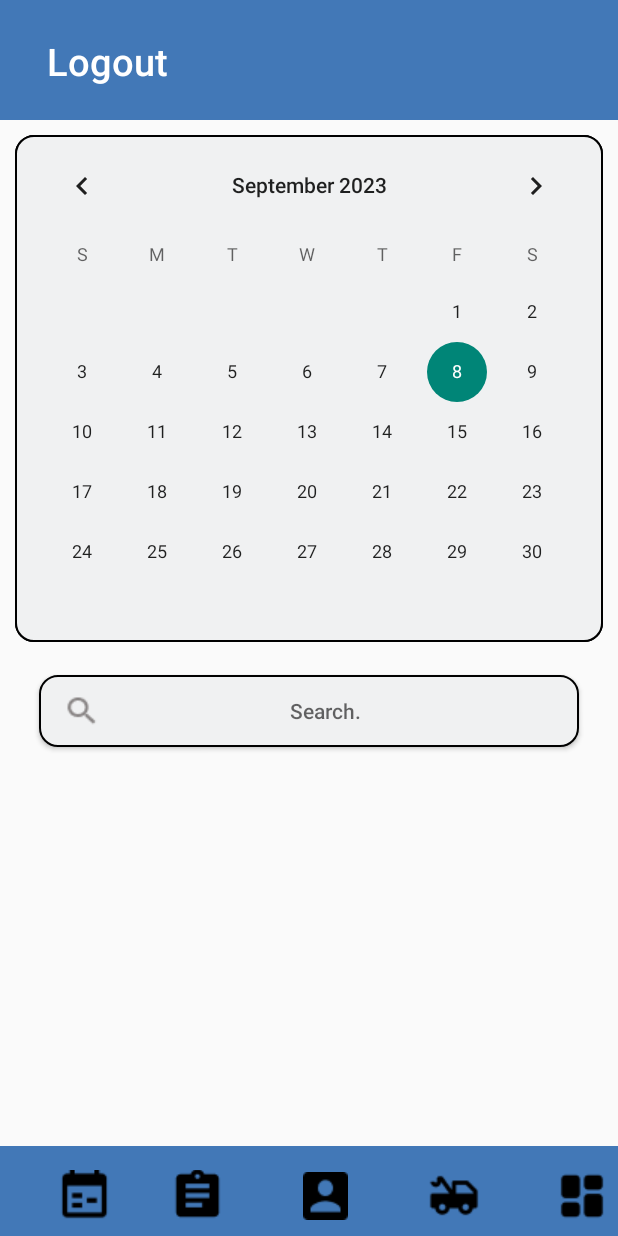
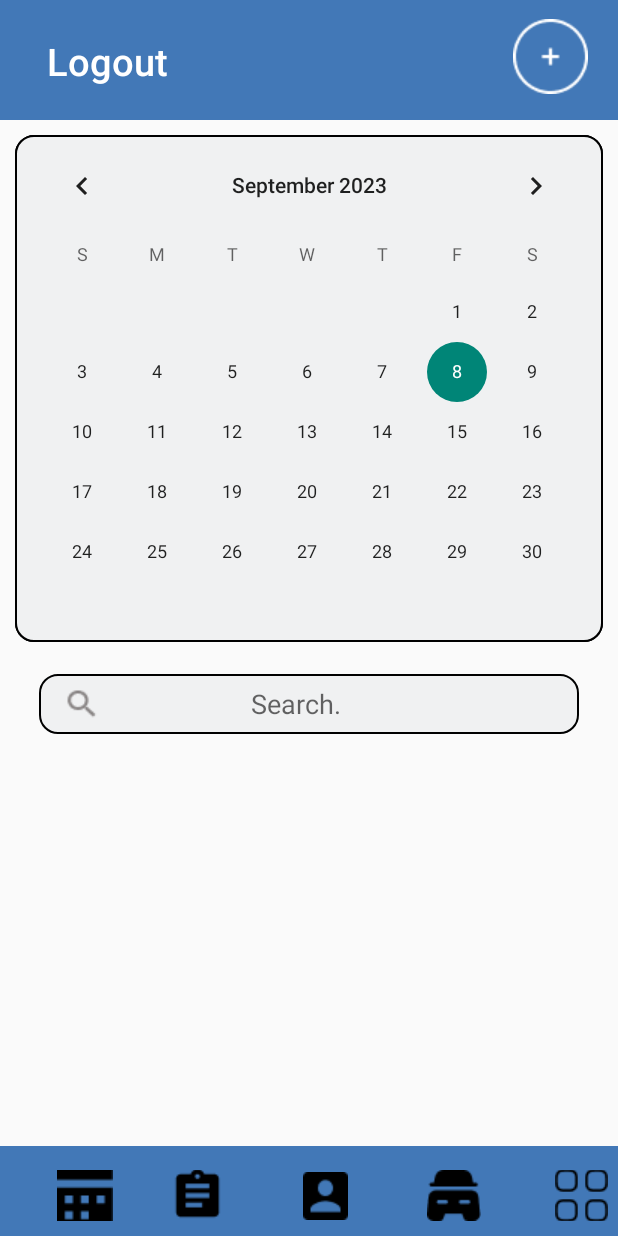
Before and after one commit to Nav1996/vemas_application, an Android app: the calender screen opened directly, with no data from a screen before it, on a phone screen of 412 x 824 dp. Run offline under Robolectric (Android 15) with nearby library versions, the phone set to English and light mode, and no system bars.

Commit message:
added white icons to drawable

```diff
--- a/app/src/main/res/layout/activity_calender.xml
+++ b/app/src/main/res/layout/activity_calender.xml
@@ -33,22 +33,23 @@
 
 
 
-    <Button
+    <EditText
         android:id="@+id/searchButton"
-        android:layout_width="360dp"
-        android:layout_height="wrap_content"
-        android:layout_alignParentStart="true"
-        android:layout_centerHorizontal="true"
+        android:layout_width="match_parent"
+        android:layout_height="40dp"
+        android:hint="@string/search"
+        android:inputType="text"
+        android:paddingStart="16dp"
+        android:layout_below="@+id/calendarView"
         android:layout_marginStart="26dp"
-        android:layout_marginTop="450dp"
+        android:layout_marginTop="20dp"
+        android:layout_marginEnd="26dp"
         android:layout_marginBottom="26dp"
         android:background="@drawable/searchroundbox"
-        android:drawableStart="@drawable/searchbutton"
-        android:drawablePadding="-20dp"
-        android:hint="@string/search"
-        android:inputType="text"
-        android:onClick="performSearch"
-        android:paddingStart="16dp" />
+        android:drawableLeft="@drawable/searchbutton"
+        android:drawablePadding="100dp"
+    />
+
 
     <ScrollView
         android:id="@+id/scrollView"
--- a/app/src/main/res/layout/custom_app_br2.xml
+++ b/app/src/main/res/layout/custom_app_br2.xml
@@ -34,11 +34,11 @@
             android:layout_alignParentEnd="true"
             android:layout_alignParentBottom="true"
             android:layout_gravity="start"
-            android:layout_marginTop="2dp"
-            android:layout_marginEnd="15dp"
-            android:layout_marginBottom="12dp"
+            android:layout_marginTop="5dp"
+            android:layout_marginEnd="5dp"
+            android:layout_marginBottom="10dp"
             android:background="@android:color/transparent"
-             />
+            android:src="@drawable/add_button" />
 
 
     </RelativeLayout>
--- a/app/src/main/res/layout/lowercustombar.xml
+++ b/app/src/main/res/layout/lowercustombar.xml
@@ -22,14 +22,14 @@
             <ImageButton
                 android:id="@+id/calender"
                 android:layout_width="50dp"
-                android:layout_height="match_parent"
+                android:layout_height="wrap_content"
                 android:layout_alignParentStart="true"
                 android:layout_alignParentBottom="true"
                 android:layout_gravity="start"
                 android:layout_marginStart="15dp"
                 android:layout_marginBottom="0dp"
                 android:background="@android:color/transparent"
-                android:src="@drawable/calendericon" />
+                android:src="@drawable/calender_black" />
 
             <ImageButton
                 android:id="@+id/jobcard"
@@ -65,7 +65,7 @@
                 android:layout_marginStart="15dp"
                 android:layout_marginBottom="0dp"
                 android:background="@android:color/transparent"
-                android:src="@drawable/vehiclesicon" />
+                android:src="@drawable/car_black" />
 
             <ImageButton
                 android:id="@+id/dashboard"
@@ -77,7 +77,7 @@
                 android:layout_marginStart="15dp"
                 android:layout_marginBottom="0dp"
                 android:background="@android:color/transparent"
-                android:src="@drawable/dashicon"/>
+                android:src="@drawable/dashboard_black"/>
 
         </LinearLayout>
 
```
Also changed, not shown: app/src/main/res/layout/custom_app_br.xml (+24 -20 lines), app/src/main/res/drawable/add_button.png (added), app/src/main/res/drawable/booking_form_white.png (added), app/src/main/res/drawable/calender_black.png (added), app/src/main/res/drawable/calender_white.png (added), app/src/main/res/drawable/car_black.png (added), app/src/main/res/drawable/car_white.png (added), app/src/main/res/drawable/dashboard_black.png (added), app/src/main/res/drawable/dashboard_white.png (added), app/src/main/res/drawable/whiteprofile.png (added).
